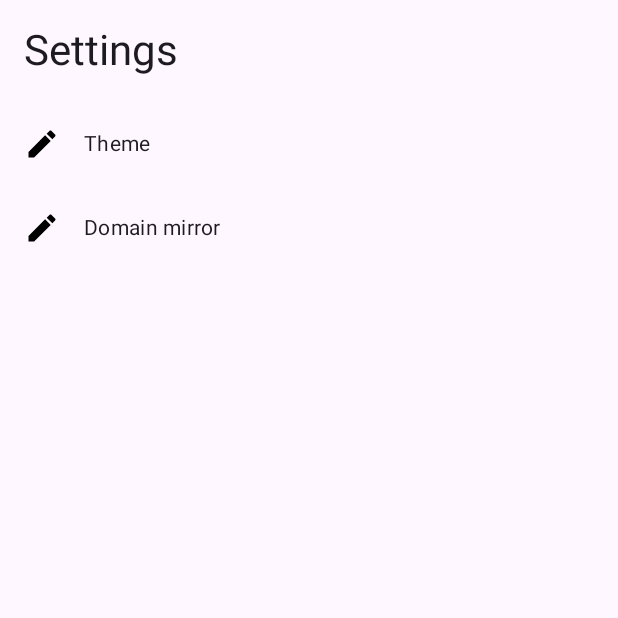
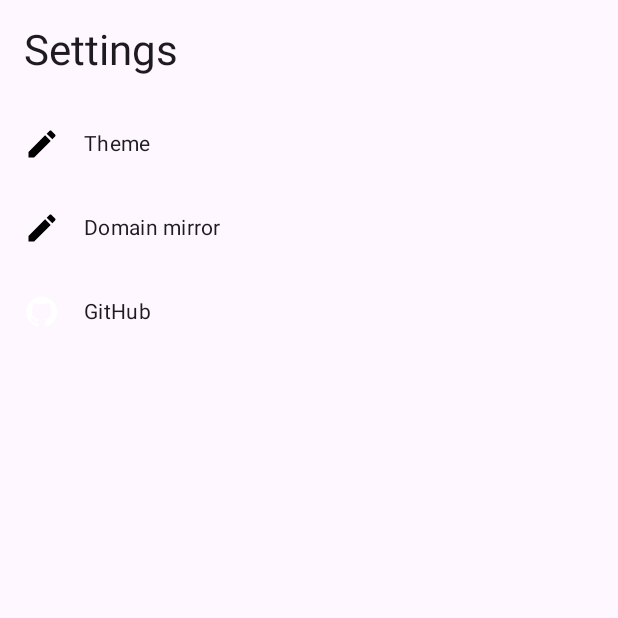
Before and after one commit to lrdcxdes/LFilms, an Android app built with Jetpack Compose: the SettingsScreen screen opened through its navigation route, on a phone screen of 412 x 824 dp, the top half of it. Run offline under Robolectric (Android 15) with nearby library versions, the phone set to English and light mode, and no system bars; 1 statement that could not run was skipped.

```diff
--- a/app/src/main/java/dev/lrdcxdes/lfilms/MainActivity.kt
+++ b/app/src/main/java/dev/lrdcxdes/lfilms/MainActivity.kt
@@ -116,10 +116,11 @@ fun MovieApp() {
             defaultMoviesListState.value = MoviesList(1, 1, emptyList())
         }
 
-        if (tempMirror.isEmpty()) {
-            currentMirror = actualMirror
+        currentMirror = if (tempMirror.isEmpty()) {
+            actualMirror
         } else {
             api.setMirror(tempMirror)
+            tempMirror
         }
 
         defaultMoviesListState.value = try {
--- a/app/src/main/java/dev/lrdcxdes/lfilms/ui/Home.kt
+++ b/app/src/main/java/dev/lrdcxdes/lfilms/ui/Home.kt
@@ -220,6 +220,7 @@ fun HomeScreen(
                     }
                 }
 
+                if (!showSearchBar) {
                     IconButton(
                         onClick = {
                             showSearchBar = !showSearchBar
@@ -241,11 +242,11 @@ fun HomeScreen(
                         )
                     }
 
-                if (!showSearchBar) {
                     // categories center on the screen
                     LazyRow(
                         modifier = Modifier
-                            .fillMaxWidth(),
+                            .fillMaxWidth()
+                            .padding(bottom = 16.dp),
                         horizontalArrangement = Arrangement.Center
                     ) {
                         items(categories) { category ->
--- a/app/src/main/java/dev/lrdcxdes/lfilms/ui/Settings.kt
+++ b/app/src/main/java/dev/lrdcxdes/lfilms/ui/Settings.kt
@@ -1,6 +1,8 @@
 package dev.lrdcxdes.lfilms.ui
 
 import android.content.Context
+import android.content.Intent
+import android.net.Uri
 import androidx.compose.foundation.clickable
 import androidx.compose.foundation.layout.Column
 import androidx.compose.foundation.layout.Row
@@ -32,6 +34,7 @@ import androidx.compose.ui.Modifier
 import androidx.compose.ui.graphics.Color
 import androidx.compose.ui.graphics.vector.ImageVector
 import androidx.compose.ui.platform.LocalContext
+import androidx.compose.ui.res.vectorResource
 import androidx.compose.ui.unit.dp
 import dev.lrdcxdes.lfilms.R
 import dev.lrdcxdes.lfilms.Theme
@@ -79,6 +82,18 @@ fun SettingsScreen(
                         onResetToActualMirror = {
                             onResetToActualMirror()
                         }
+                    )
+                }
+                item {
+                    // github link
+                    SettingItem(
+                        icon = ImageVector.vectorResource(R.drawable.ic_github),
+                        label = "GitHub",
+                        modifier = Modifier.clickable {
+                            val intent = Intent(Intent.ACTION_VIEW)
+                            intent.data = Uri.parse("https://github.com/lrdcxdes/LFilms")
+                            context.startActivity(intent)
+                        },
                     )
                 }
                 // Add more settings items as needed
--- /dev/null
+++ b/app/src/main/res/drawable/ic_github.xml
@@ -0,0 +1,11 @@
+<vector xmlns:android="http://schemas.android.com/apk/res/android"
+    xmlns:tools="http://schemas.android.com/tools"
+    android:width="24dp"
+    android:height="24dp"
+    android:viewportWidth="1024.0"
+    android:viewportHeight="1024.0">
+    <path
+        android:fillColor="#ffffff"
+        android:pathData="M941.7,512q0,143.4 -83.7,258t-216.3,158.6q-15.4,2.9 -22.6,-4t-7.1,-17.2v-120.6q0,-55.4 -29.7,-81.2 32.6,-3.4 58.6,-10.3t53.7,-22.3 46.3,-38 30.3,-60 11.7,-86q0,-69.2 -45.1,-117.7 21.1,-52 -4.6,-116.6 -16,-5.2 -46.3,6.3t-52.6,25.2l-21.7,13.7q-53.1,-14.8 -109.7,-14.8t-109.7,14.8q-9.1,-6.3 -24.3,-15.4t-47.7,-22 -49.2,-7.7q-25.2,64.6 -4,116.6 -45.1,48.6 -45.1,117.7 0,48.6 11.7,85.7t30,60 46,38.3 53.7,22.3 58.6,10.3q-22.9,20.6 -28,58.8 -12,5.7 -25.7,8.6t-32.6,2.9 -37.4,-12.3 -31.7,-35.7q-10.9,-18.3 -27.7,-29.7t-28.3,-13.7l-11.4,-1.7q-12,0 -16.6,2.6t-2.9,6.6 5.2,8 7.4,6.8l4,2.9q12.6,5.7 24.9,21.7t18,29.1l5.7,13.1q7.4,21.7 25.2,35.1t38.3,17.2 39.7,4 31.7,-2l13.1,-2.3q0,21.7 0.3,50.9t0.3,30.9q0,10.3 -7.4,17.2t-22.9,4q-132.6,-44 -216.3,-158.6t-83.7,-258q0,-119.4 58.8,-220.3t159.7,-159.7 220.3,-58.8 220.3,58.8 159.7,159.7 58.8,220.3z"
+        tools:ignore="VectorPath" />
+</vector>
```
Lines whose indentation alone changed are shown as unchanged.
